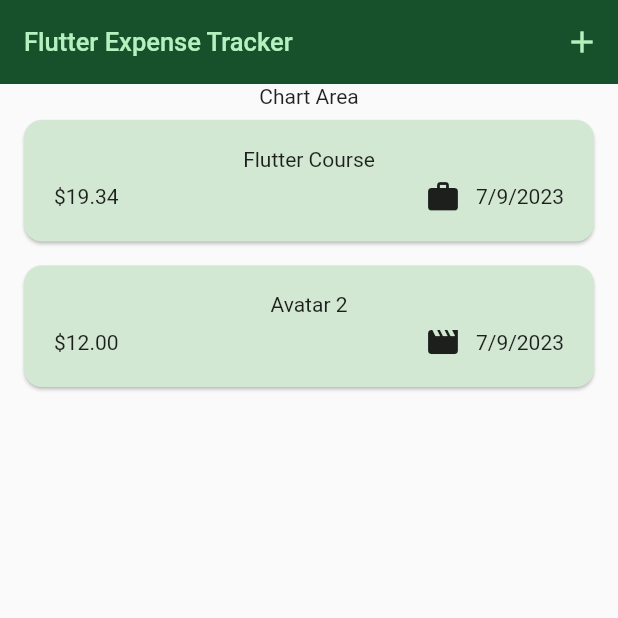
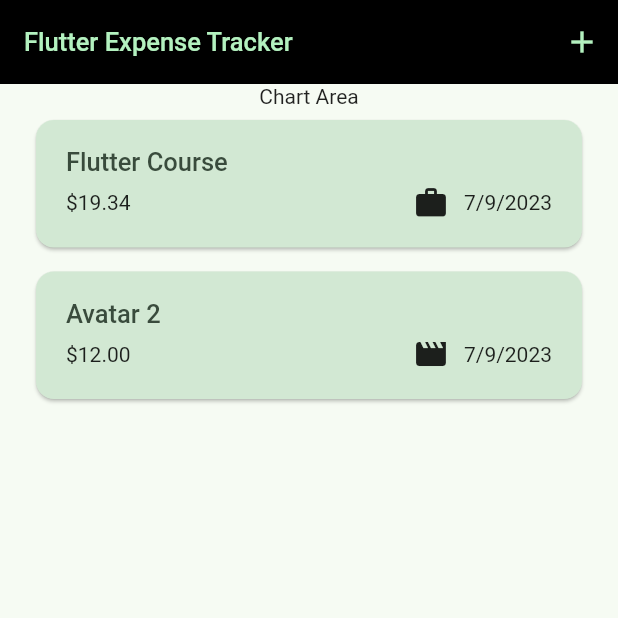
Before and after one commit to SandyCooper/Flutter-Expense-Tracker-App, a Flutter app: the screen it shows after launch, on a phone screen of 412 x 824 dp, the top half of it. Run offline on Flutter 3.47's test engine with Material 2 defaults, Android fonts, the phone set to English and light mode, and no system bars.

Commit message:
infusing themeData in individual widget, Adding Dark theme based on system setting, knowledge about where to use for-in loop, learn adding alternative constructor in the same class and how to filter it

```diff
--- a/lib/expense_items.dart
+++ b/lib/expense_items.dart
@@ -8,15 +8,24 @@ class ExpenseItems extends StatelessWidget {
 
   @override
   Widget build(context) {
-    return Card(
+    return Container(
+      margin: const EdgeInsets.symmetric(
+        horizontal: 0,
+        vertical: 4,
+      ),
+      child: Card(
           child: Padding(
         padding: const EdgeInsets.symmetric(
           horizontal: 20,
           vertical: 18,
         ),
         child: Column(
+          crossAxisAlignment: CrossAxisAlignment.start,
           children: [
-          Text(expense.title),
+            Text(
+              expense.title,
+              style: Theme.of(context).textTheme.titleLarge,
+            ),
             const SizedBox(
               height: 5,
             ),
@@ -37,6 +46,7 @@ class ExpenseItems extends StatelessWidget {
             ),
           ],
         ),
-    ));
+      )),
+    );
   }
 }
--- a/lib/expenses.dart
+++ b/lib/expenses.dart
@@ -77,6 +77,7 @@ class _ExpensesState extends State<Expenses> {
     }
     return Scaffold(
       appBar: AppBar(
+        backgroundColor: Colors.black,
         title: const Text("Flutter Expense Tracker"),
         actions: [
           IconButton(
@@ -89,7 +90,11 @@ class _ExpensesState extends State<Expenses> {
         children: [
           const Text("Chart Area"),
           Expanded(
-            child: mainContent,
+            child: Container(
+                margin: const EdgeInsets.symmetric(
+                  horizontal: 20,
+                ),
+                child: mainContent),
           ),
         ],
       ),
--- a/lib/expenses_list.dart
+++ b/lib/expenses_list.dart
@@ -17,6 +17,13 @@ class ExpensesList extends StatelessWidget {
     return ListView.builder(
       itemCount: expenses.length,
       itemBuilder: (ctx, index) => Dismissible(
+        background: Container(
+          color: Theme.of(context).colorScheme.error,
+          margin: const EdgeInsets.symmetric(
+            horizontal: 0,
+            vertical: 10,
+          ),
+        ),
         key: ValueKey(expenses[index]),
         onDismissed: (direction) {
           onRemoveExpense(expenses[index]);
```
Also changed, not shown: lib/main.dart (+32 -5 lines), lib/models/expense.dart (+26 -0 lines). Lines whose indentation alone changed are shown as unchanged.
